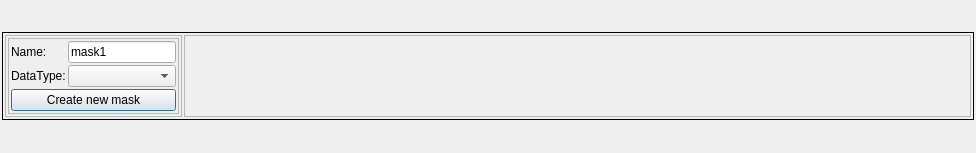
The window that plugins/MaskEdit/forms/maskEdit.ui (isis-group/vast) describes before a commit, drawn with Qt 5.
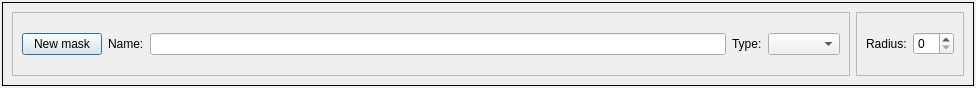
The same window after the commit. Icons and pictures are not drawn.

```diff
--- a/plugins/MaskEdit/forms/maskEdit.ui
+++ b/plugins/MaskEdit/forms/maskEdit.ui
@@ -7,7 +7,7 @@
     <x>0</x>
     <y>0</y>
     <width>976</width>
-    <height>153</height>
+    <height>88</height>
    </rect>
   </property>
   <property name="windowTitle">
@@ -23,7 +23,7 @@
    <item>
     <widget class="QFrame" name="frame">
      <property name="sizePolicy">
-      <sizepolicy hsizetype="Preferred" vsizetype="Maximum">
+      <sizepolicy hsizetype="Preferred" vsizetype="Minimum">
        <horstretch>0</horstretch>
        <verstretch>0</verstretch>
       </sizepolicy>
@@ -35,20 +35,8 @@
       <enum>QFrame::Plain</enum>
      </property>
      <layout class="QHBoxLayout" name="horizontalLayout_2">
-      <property name="spacing">
-       <number>2</number>
-      </property>
-      <property name="margin">
-       <number>2</number>
-      </property>
       <item>
-       <widget class="QFrame" name="frame_3">
-        <property name="sizePolicy">
-         <sizepolicy hsizetype="Maximum" vsizetype="Maximum">
-          <horstretch>0</horstretch>
-          <verstretch>0</verstretch>
-         </sizepolicy>
-        </property>
+       <widget class="QFrame" name="frame_2">
         <property name="frameShape">
          <enum>QFrame::StyledPanel</enum>
         </property>
@@ -56,115 +44,60 @@
          <enum>QFrame::Raised</enum>
         </property>
         <layout class="QHBoxLayout" name="horizontalLayout_3">
-         <property name="spacing">
-          <number>2</number>
-         </property>
-         <property name="margin">
-          <number>2</number>
-         </property>
          <item>
-          <widget class="QFrame" name="frame_4">
-           <property name="sizePolicy">
-            <sizepolicy hsizetype="Preferred" vsizetype="Maximum">
-             <horstretch>0</horstretch>
-             <verstretch>0</verstretch>
-            </sizepolicy>
+          <widget class="QPushButton" name="newMask">
+           <property name="text">
+            <string>New mask</string>
            </property>
-           <property name="frameShape">
-            <enum>QFrame::StyledPanel</enum>
+           <property name="icon">
+            <iconset resource="../resources/maskedit.qrc">
+             <normaloff>:/common/newMask.png</normaloff>:/common/newMask.png</iconset>
            </property>
-           <property name="frameShadow">
-            <enum>QFrame::Raised</enum>
+          </widget>
+         </item>
+         <item>
+          <widget class="QLabel" name="label">
+           <property name="text">
+            <string>Name:</string>
            </property>
-           <layout class="QGridLayout" name="gridLayout">
-            <property name="margin">
-             <number>2</number>
-            </property>
-            <property name="spacing">
-             <number>2</number>
-            </property>
-            <item row="0" column="0">
-             <widget class="QLabel" name="label">
-              <property name="sizePolicy">
-               <sizepolicy hsizetype="Preferred" vsizetype="Maximum">
-                <horstretch>0</horstretch>
-                <verstretch>0</verstretch>
-               </sizepolicy>
-              </property>
-              <property name="text">
-               <string>Name:</string>
-              </property>
-             </widget>
-            </item>
-            <item row="0" column="1">
-             <widget class="QLineEdit" name="maskName">
-              <property name="sizePolicy">
-               <sizepolicy hsizetype="Expanding" vsizetype="Maximum">
-                <horstretch>0</horstretch>
-                <verstretch>0</verstretch>
-               </sizepolicy>
-              </property>
-              <property name="text">
-               <string>mask1</string>
-              </property>
-             </widget>
-            </item>
-            <item row="1" column="0">
-             <widget class="QLabel" name="label_2">
-              <property name="sizePolicy">
-               <sizepolicy hsizetype="Preferred" vsizetype="Maximum">
-                <horstretch>0</horstretch>
-                <verstretch>0</verstretch>
-               </sizepolicy>
-              </property>
-              <property name="text">
-               <string>DataType:</string>
-              </property>
-             </widget>
-            </item>
-            <item row="1" column="1">
-             <widget class="QComboBox" name="maskType">
-              <property name="sizePolicy">
-               <sizepolicy hsizetype="Preferred" vsizetype="Maximum">
-                <horstretch>0</horstretch>
-                <verstretch>0</verstretch>
-               </sizepolicy>
-              </property>
-             </widget>
-            </item>
-            <item row="2" column="0" colspan="2">
-             <widget class="QPushButton" name="createMask">
-              <property name="sizePolicy">
-               <sizepolicy hsizetype="Minimum" vsizetype="Maximum">
-                <horstretch>0</horstretch>
-                <verstretch>0</verstretch>
-               </sizepolicy>
-              </property>
-              <property name="text">
-               <string>Create new mask</string>
-              </property>
-             </widget>
-            </item>
-           </layout>
           </widget>
          </item>
+         <item>
+          <widget class="QLineEdit" name="maskName"/>
+         </item>
+         <item>
+          <widget class="QLabel" name="label_2">
+           <property name="text">
+            <string>Type:</string>
+           </property>
+          </widget>
+         </item>
+         <item>
+          <widget class="QComboBox" name="maskType"/>
+         </item>
         </layout>
        </widget>
       </item>
       <item>
-       <widget class="QFrame" name="frame_2">
-        <property name="sizePolicy">
-         <sizepolicy hsizetype="Minimum" vsizetype="Minimum">
-          <horstretch>0</horstretch>
-          <verstretch>0</verstretch>
-         </sizepolicy>
-        </property>
+       <widget class="QFrame" name="frame_3">
         <property name="frameShape">
          <enum>QFrame::StyledPanel</enum>
         </property>
         <property name="frameShadow">
          <enum>QFrame::Raised</enum>
         </property>
+        <layout class="QHBoxLayout" name="horizontalLayout_4">
+         <item>
+          <widget class="QLabel" name="label_3">
+           <property name="text">
+            <string>Radius:</string>
+           </property>
+          </widget>
+         </item>
+         <item>
+          <widget class="QSpinBox" name="spinBox"/>
+         </item>
+        </layout>
        </widget>
       </item>
      </layout>
```
